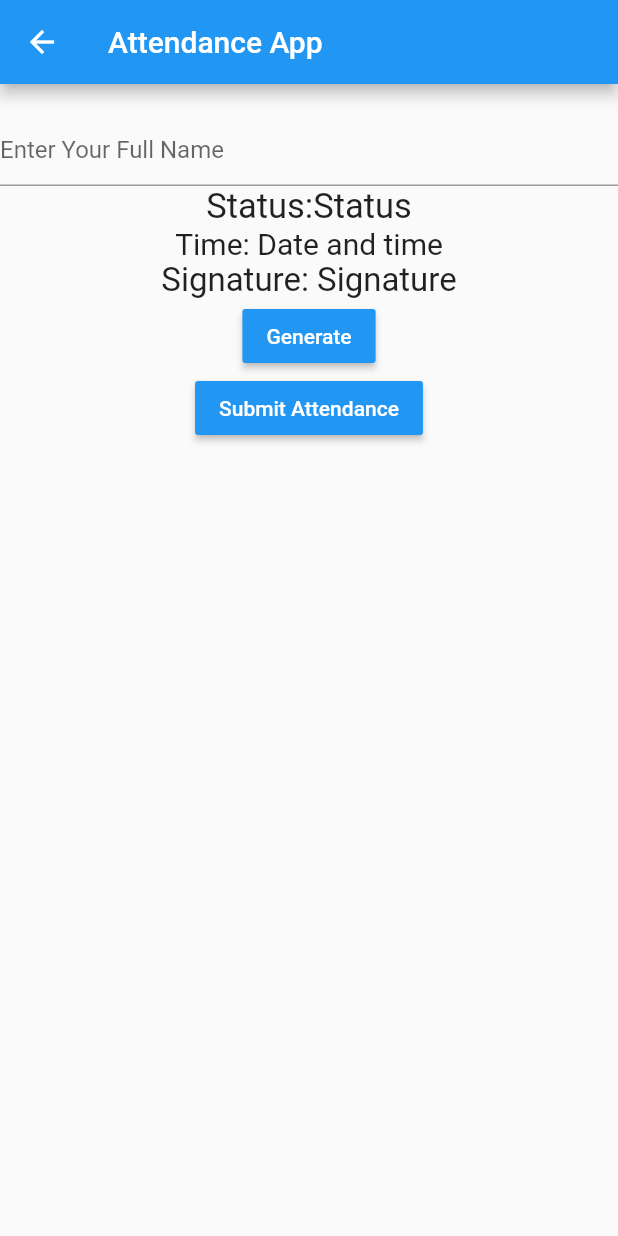
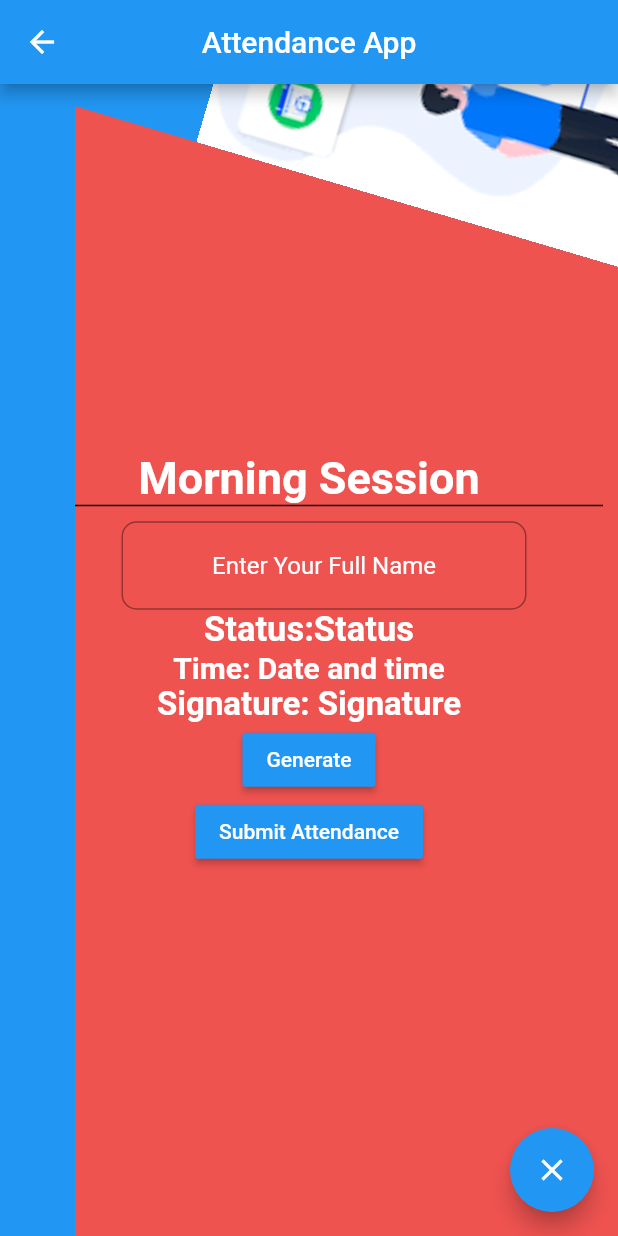
Before and after one commit to ZakariaRahim/attendance_app, a Flutter app: the MyHomePage screen opened by its route, on a phone screen of 412 x 824 dp. Run offline on Flutter 3.47's test engine with Material 2 defaults, Android fonts, the phone set to English and light mode, and no system bars; our stand-ins replace geolocator; missing offline and left inert: unique_id.

Commit message:
new changes

```diff
--- a/lib/camera_screen.dart
+++ b/lib/camera_screen.dart
@@ -1,88 +1,129 @@
-
 import 'dart:convert';
+import 'dart:io';
 import 'package:flutter/cupertino.dart';
 import 'package:flutter/material.dart';
+import 'package:flutter/services.dart';
 import 'dart:io' as Io;
 import 'package:unique_id/unique_id.dart';
 import 'form.dart';
 import 'form_controller.dart';
 import 'package:geolocator/geolocator.dart';
 
-
-
-
 class MyHomePage extends StatefulWidget {
-
-
-  static const String id='camerascreen';
+  static const String id = 'camerascreen';
   @override
   _MyHomePageState createState() => _MyHomePageState();
 }
 
-class _MyHomePageState  extends State<MyHomePage> {
+class _MyHomePageState extends State<MyHomePage> {
   final _formKey = GlobalKey<FormState>();
   String _locationMessage = "";
-  String _deviceId="Signature";
-  String _status="Status";
-  TextEditingController userName=new TextEditingController();
-  String _coordinates="Coordinate";
-  String date="Date and time";
-  final _scaffoldKey= GlobalKey<ScaffoldState>();
+  String _deviceId = "Signature";
+  String _status = "Status";
+  TextEditingController userName = new TextEditingController();
+  String _coordinates = "Coordinate";
+  String date = "Date and time";
+  final _scaffoldKey = GlobalKey<ScaffoldState>();
   @override
   Widget build(BuildContext context) {
     return Scaffold(
-      key:_scaffoldKey,
+      key: _scaffoldKey,
       appBar: AppBar(
+        centerTitle: true,
         title: Text('Attendance App'),
       ),
-      body: Column(
-        mainAxisAlignment: MainAxisAlignment.start,
+      body: Stack(
+        clipBehavior: Clip.hardEdge,
         children: [
-          SizedBox(height: 10.0,),
+          Container(
+            //  transform: Matrix4.rotationZ(5.0),
+            width: 500,
+            height: 1000,
+            color: Colors.red.shade400,
+            child: Column(
+              mainAxisAlignment: MainAxisAlignment.center,
+              children: [
+                Text(
+                  'Morning Session',
+                  style: TextStyle(
+                    fontSize: 30.0,
+                    color: Colors.white,
+                    fontWeight: FontWeight.bold,
+                  ),
+                ),
 
-          // Text('Device Id: ' + _deviceId),
+                SizedBox(
+                    // height: 10.0,
+                    ),
+                // Row(children: [
+                  Padding(
+                    padding: const EdgeInsets.symmetric(horizontal:10.0),
+                    child: Container(
+                      width: 400.0,
+                      height: 1.0,
+                      color: Colors.black,
+                    ),
+                  ),
                    SizedBox(
                     height: 10.0,
                     ),
-         // Row(children: [
-            TextField(
+                Container(
+                  margin: EdgeInsets.only(left:20.0),
+                  width: 270.0,
+                  child: TextField(
+
+                    style: TextStyle(color: Colors.white),
+                    textAlign: TextAlign.center,
+                    textCapitalization: TextCapitalization.characters,
                     controller: userName,
-               decoration: const InputDecoration(
+                    decoration: InputDecoration(
+                        border: OutlineInputBorder(
+                          borderRadius: BorderRadius.circular(10.0),
+                        ),
+                        fillColor: Colors.white,
                         hintText: 'Enter Your Full Name',
+                        hintStyle: TextStyle(color: Colors.white)),
+                  ),
                 ),
 
-             ),
-
-           Text('Status:'+ _status,
-             style: TextStyle(fontSize: 23.0
+                Text(
+                  'Status:' + _status,
+                  style: TextStyle(
+                    fontSize: 23.0,
+                    color: Colors.white,
+                    fontWeight: FontWeight.bold,
                   ),
                 ),
                 //  Text('Condinates: '+ _coordinates,
                 //    style: TextStyle(fontSize: 20.0
                 //    ),
                 //  ),
-          Text('Time: ' + date.toString(),
-            style: TextStyle(fontSize: 20.0
+                Text(
+                  'Time: ' + date.toString(),
+                  style: TextStyle(
+                    fontSize: 20.0,
+                    color: Colors.white,
+                    fontWeight: FontWeight.bold,
                   ),
                 ),
-           Text('Signature: ' + _deviceId.toString(),
-             style: TextStyle(fontSize: 22.0
+                Text(
+                  'Signature: ' + _deviceId.toString(),
+                  style: TextStyle(
+                    fontSize: 22.0,
+                    color: Colors.white,
+                    fontWeight: FontWeight.bold,
                   ),
                 ),
-
-         // ],
-         // ),
-
                 RaisedButton(
                   color: Colors.blue,
                   textColor: Colors.white,
-            onPressed:getUserDetails,
+                  onPressed: getUserDetails,
                   child: Text('Generate'),
                 ),
                 RaisedButton(
                   color: Colors.blue,
                   textColor: Colors.white,
-            onPressed:_submitForm,
+                  onPressed: _submitForm,
                   child: Text('Submit Attendance'),
                 ),
                 // RaisedButton(
@@ -91,20 +132,54 @@ class _MyHomePageState  extends State<MyHomePage> {
                 //   onPressed:exit(0),
                 //   child: Text('Close'),
                 // ),
-
               ],
             ),
+          ),
 
+          Container(
+            transform: Matrix4.rotationZ(5.0),
+            width: 500,
+            height: 600,
+            color: Colors.blue,
+             child:  Image.asset(
+                'images/attend.png',
+                fit: BoxFit.contain,
+               width: 50.0,
+                height: 50.0,
+              ),
+          ),
+          Container(
+            width: 50,
+            height: 1000,
+            color: Colors.blue,
+          ),
+          //   SizedBox(height: 10.0,),
+
+          //  // ],
+          //  // ),
+        ],
+      ),
+     floatingActionButton: FloatingActionButton(onPressed: (){
+
+
+       if(Platform.isAndroid){
+         SystemNavigator.pop();
+       }else{
+        SystemChannels.platform.invokeMethod('SystemNavigator.pop()');
+       }
+     },
+     child:Icon(Icons.close)
+     ),
     );
   }
 
   void getUserDetails() async {
     // LocationPermission permission = await Geolocator.requestPermission();
-    final position = await Geolocator.getCurrentPosition(desiredAccuracy: LocationAccuracy.best);
+    final position = await Geolocator.getCurrentPosition(
+        desiredAccuracy: LocationAccuracy.best);
     _locationMessage = "${position.latitude}, ${position.longitude}";
-    if(_deviceId !=null && _coordinates !=null) {
-      setState(()  {
-
+    if (_deviceId != null && _coordinates != null) {
+      setState(() {
         // if(position.latitude < 9.3873267 && position.longitude<-0.899183 ){
         //   _status = "Out of Range";
         // } else if(position.latitude>9.3873267 && position.longitude>-0.8989183){
@@ -112,30 +187,36 @@ class _MyHomePageState  extends State<MyHomePage> {
         // }else{
         //   _status="Within Range";
         // }
-        if(position.latitude<=9.3799617 && position.latitude > 9.3699617  && position.latitude <9.3801709){
-          _status="Within Range";
-        } else{
-          _status="Out of Range";
+        if (position.latitude <= 9.3799617 &&
+            position.latitude > 9.3699617 &&
+            position.latitude < 9.3801709) {
+          _status = "Within Range";
+        } else {
+          _status = "Out of Range";
         }
         _coordinates = _locationMessage;
         var currentDay = new DateTime.now();
-        date = currentDay.day.toString() + ' /' +
-            currentDay.month.toString() + ' / ' +
-            currentDay.year.toString() + ': ' +"   " +
-            currentDay.hour.toString() +  ': ' +
-            currentDay.minute.toString() + ":" +
+        date = currentDay.day.toString() +
+            ' /' +
+            currentDay.month.toString() +
+            ' / ' +
+            currentDay.year.toString() +
+            ': ' +
+            "   " +
+            currentDay.hour.toString() +
+            ': ' +
+            currentDay.minute.toString() +
+            ":" +
             currentDay.second.toString();
-
-
       });
-      _deviceId= await UniqueId.getID;
+      _deviceId = await UniqueId.getID;
     }
   }
 
   void _submitForm() {
     // Validate returns true if the form is valid, or false
     // otherwise.
-    if (_deviceId !=null) {
+    if (_deviceId != null) {
       // If the form is valid, proceed.
       FeedbackForm feedbackForm = FeedbackForm(
           //SUBMITTING USER DETAILS
@@ -143,8 +224,7 @@ class _MyHomePageState  extends State<MyHomePage> {
           _status.toString(),
           _coordinates.toString(),
           date.toString(),
-          _deviceId.toString()
-      );
+          _deviceId.toString());
       FormController formController = FormController();
 
       _showSnackbar("Submitting...");
```
Also changed, not shown: lib/closing_session.dart (+99 -29 lines). Lines whose indentation alone changed are shown as unchanged.
